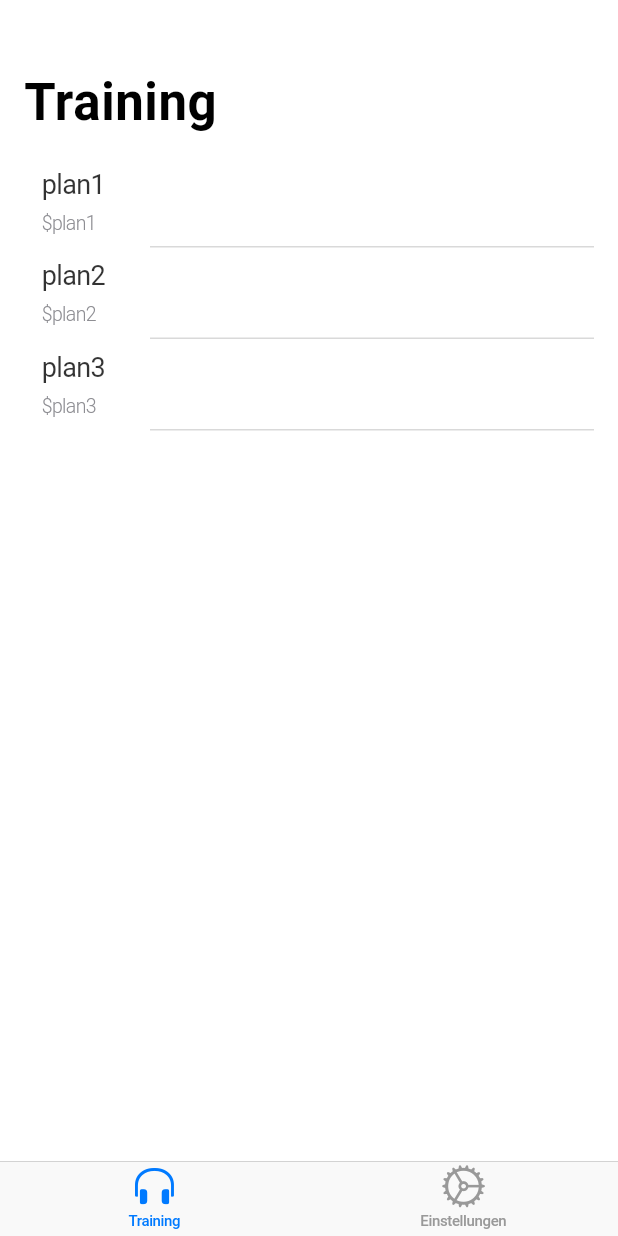
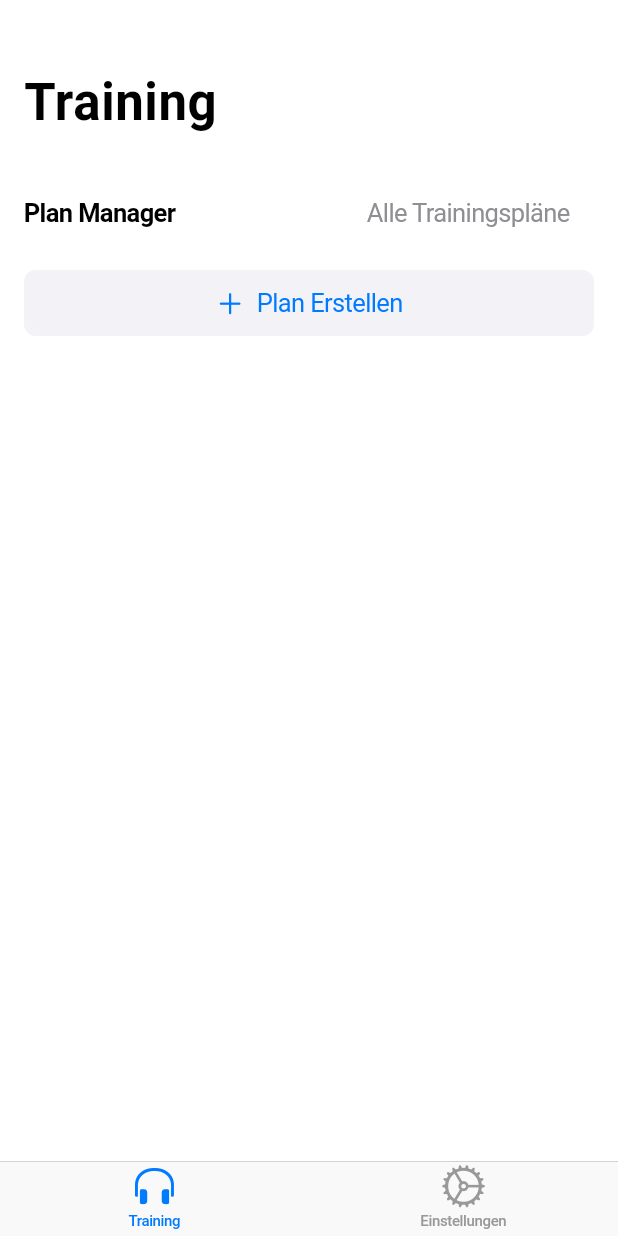
Before and after one commit to NickLammerskitten/PowerPlan-App, a Flutter app: the screen it shows after launch, on a phone screen of 412 x 824 dp. Run offline on Flutter 3.47's test engine with Material 3 defaults, Android fonts, the phone set to English and light mode, and no system bars; network calls fail.

```diff
--- a/lib/model/app_state_model.dart
+++ b/lib/model/app_state_model.dart
@@ -3,15 +3,53 @@ import 'package:power_plan_fe/model/plan.dart';
 import 'package:power_plan_fe/model/plan_repository.dart';
 
 class AppStateModel extends foundation.ChangeNotifier {
-  late List<Plan> _plans;
+  final PlanRepository _repository = PlanRepository();
 
-  List<Plan> getPlans() {
-    return _plans;
+  bool _isLoading = false;
+  String? _error;
+
+  List<Plan> _plans = [];
+
+  List<Plan> getPlans() => _plans;
+
+  bool get isLoading => _isLoading;
+
+  String? get error => _error;
+
+  Future<void> loadPlans() async {
+    _isLoading = true;
+    _error = null;
+    notifyListeners();
+
+    try {
+      _plans = await _repository.getPlans();
+      _error = null;
+    } catch (e) {
+      _error = 'Fehler beim Laden der Pläne: $e';
+      print(_error);
+    } finally {
+      _isLoading = false;
+      notifyListeners();
+    }
   }
 
-  void loadPlans() {
-    _plans = PlanRepository().getPlans();
+  Future<Plan?> getPlan(String id) async {
+    _isLoading = true;
+    _error = null;
     notifyListeners();
-    return;
+
+    try {
+      final plan = await _repository.getPlan(id);
+      _error = null;
+      _isLoading = false;
+      notifyListeners();
+      return plan;
+    } catch (e) {
+      _error = 'Fehler beim Laden des Plans: $e';
+      print(_error);
+      _isLoading = false;
+      notifyListeners();
+      return null;
+    }
   }
 }
--- a/lib/model/plan.dart
+++ b/lib/model/plan.dart
@@ -9,4 +9,10 @@ class Plan {
   String toString() {
     return 'Plan{id: $id}';
   }
+
+  factory Plan.fromJson(Map<String, dynamic> json) {
+    return Plan(
+      id: json['id'] as String,
+    );
+  }
 }
--- a/lib/model/plan_repository.dart
+++ b/lib/model/plan_repository.dart
@@ -1,16 +1,42 @@
 import 'package:power_plan_fe/model/plan.dart';
+import 'package:power_plan_fe/services/api_service.dart';
 
 class PlanRepository {
-  Plan getPlan(String id) {
-    // TODO: Fetch from backend
-    return Plan(id: id);
+  final ApiService _apiService = ApiService();
+
+  List<Plan>? _cachedPlans;
+
+  Future<Plan?> getPlan(String id) async {
+    try {
+      return await _apiService.fetchPlan(id);
+    } catch (e) {
+      print('Error in repository getting plan: $e');
+      if (_cachedPlans != null) {
+        final cachedPlan = _cachedPlans!.firstWhere(
+              (plan) => plan.id == id,
+          orElse: () => Plan(id: id),
+        );
+        return cachedPlan;
+      }
+
+      return null;
+    }
   }
 
-  List<Plan> getPlans() {
-    return [
-      Plan(id: 'plan1'),
-      Plan(id: 'plan2'),
-      Plan(id: 'plan3'),
-    ];
+  Future<List<Plan>> getPlans() async {
+    try {
+      final plans = await _apiService.fetchPlans();
+
+      _cachedPlans = plans;
+      return plans;
+    } catch (e) {
+      print('Error in repository getting plans: $e');
+      if (_cachedPlans != null) {
+        return _cachedPlans!;
+      }
+
+      return [];
+    }
   }
+
 }
--- a/lib/training_tab.dart
+++ b/lib/training_tab.dart
@@ -1,8 +1,8 @@
 import 'package:flutter/cupertino.dart';
+import 'package:power_plan_fe/pages/plan_list_page.dart';
 import 'package:provider/provider.dart';
 
 import 'model/app_state_model.dart';
-import 'plan_row_item.dart';
 
 class TrainingTab extends StatelessWidget {
   @override
@@ -10,24 +10,69 @@ class TrainingTab extends StatelessWidget {
     return CupertinoPageScaffold(
       child: Consumer<AppStateModel>(
         builder: (context, model, child) {
-          final plans = model.getPlans();
-
           return CustomScrollView(
             slivers: <Widget>[
-              CupertinoSliverNavigationBar(
-                largeTitle: const Text('Training'),
-              ),
+              CupertinoSliverNavigationBar(largeTitle: const Text('Training')),
               SliverSafeArea(
-                // BEGINNING OF NEW CONTENT
                 top: false,
                 minimum: const EdgeInsets.only(top: 8),
-                sliver: SliverList(
-                  delegate: SliverChildBuilderDelegate((context, index) {
-                    if (index < plans.length) {
-                      return PlanRowItem(plan: plans[index]);
-                    }
-                    return null;
-                  }),
+                sliver: SliverToBoxAdapter(
+                  child: Column(
+                    children: [
+                      Padding(
+                        padding: const EdgeInsets.all(16.0),
+                        child: Row(
+                          mainAxisAlignment: MainAxisAlignment.spaceBetween,
+                          children: [
+                            Text(
+                              'Plan Manager',
+                              style: CupertinoTheme.of(
+                                context,
+                              ).textTheme.navTitleTextStyle,
+                            ),
+                            CupertinoButton(
+                              padding: EdgeInsets.symmetric(
+                                horizontal: 16,
+                                vertical: 8,
+                              ),
+                              child: Text(
+                                'Alle Trainingspläne',
+                                style: TextStyle(
+                                  color: CupertinoColors.systemGrey,
+                                ),
+                              ),
+                              onPressed: () {
+                                Navigator.of(context).push(
+                                  CupertinoPageRoute(
+                                      builder: (context) => PlanListPage()
+                                  )
+                                );
+                              },
+                            ),
+                          ],
+                        ),
+                      ),
+                      Padding(
+                        padding: const EdgeInsets.symmetric(horizontal: 16.0),
+                        child: CupertinoButton(
+                          padding: EdgeInsets.symmetric(vertical: 12),
+                          color: CupertinoColors.systemGrey6,
+                          borderRadius: BorderRadius.circular(8),
+                          child: Row(
+                            mainAxisAlignment: MainAxisAlignment.center,
+                            children: [
+                              Icon(CupertinoIcons.add, size: 20),
+                              SizedBox(width: 8),
+                              Text('Plan Erstellen'),
+                            ],
+                          ),
+                          onPressed: () {
+                            // TODO: Implement plan creation
+                          },
+                        ),
+                      ),
+                    ],
+                  ),
                 ),
               ),
             ],
--- a/pubspec.yaml
+++ b/pubspec.yaml
@@ -14,6 +14,7 @@ dependencies:
   cupertino_icons: ^1.0.8
   intl: ^0.20.2
   provider: ^6.1.5
+  http: ^1.4.0
   shrine_images: ^2.0.2
 
 dev_dependencies:
```
Also changed, not shown: lib/main.dart (+7 -5 lines), lib/pages/plan_list_page.dart (added, +97 -0 lines), lib/services/api_service.dart (added, +57 -0 lines), pubspec.lock.
